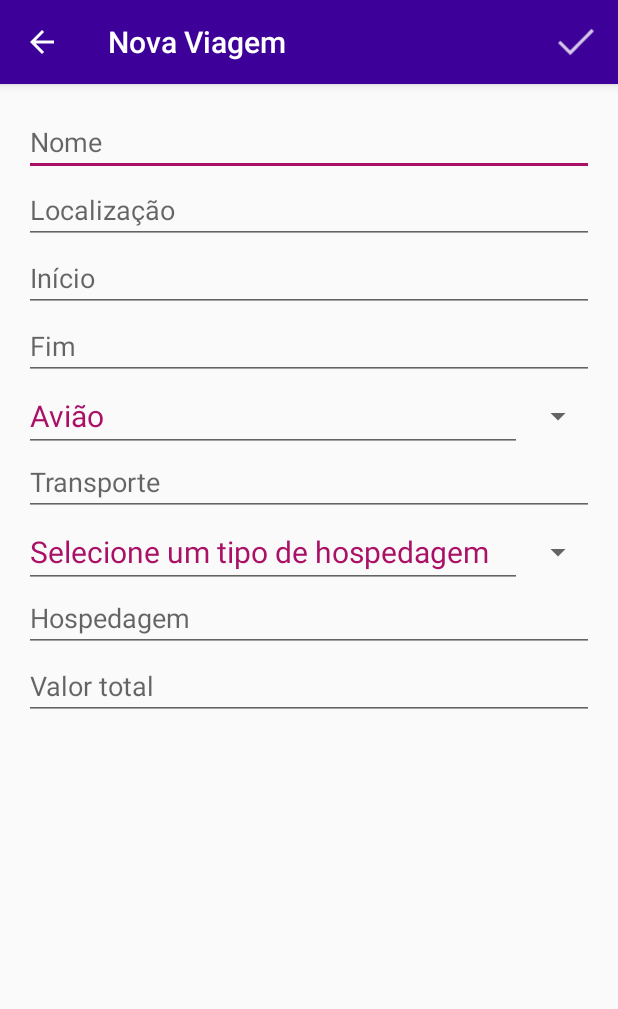
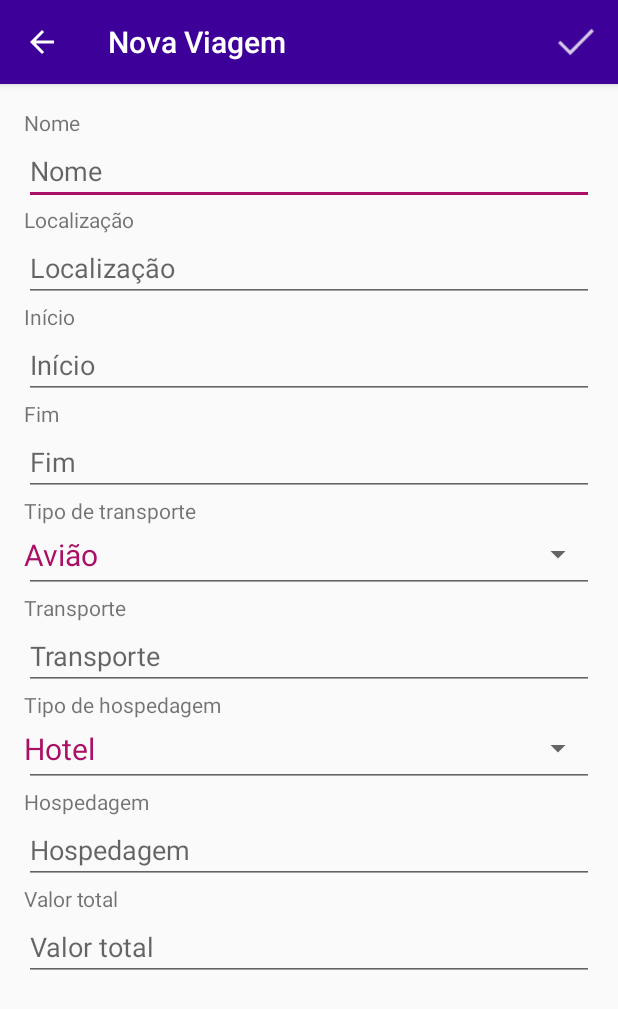
Before and after one commit to elcinho/projetotrip, an Android app: the ViagensNovoActivity screen opened directly, with no data from a screen before it, on a phone screen of 412 x 824 dp. Shown: the top 1009 px of the screen. Run offline under Robolectric (Android 15) with nearby library versions, the phone set to English and light mode, and no system bars.

Commit message:
Spinner Viagens Novo - finalizado

```diff
--- a/app/src/main/java/libelulati/tripctrl/BancoDados/BancoDados.java
+++ b/app/src/main/java/libelulati/tripctrl/BancoDados/BancoDados.java
@@ -36,7 +36,6 @@ public class BancoDados extends SQLiteOpenHelper{
         db.execSQL(DBInsertTabelas.getInsertTabelaCategoriasHospedagem());
         db.execSQL(DBInsertTabelas.getInsertTabelaCategoriasCompras());
         //TIPO HOSPEDAGEM
-        db.execSQL(DBInsertTabelas.getInsertTabelaTiposhospedagemHint());
         db.execSQL(DBInsertTabelas.getInsertTabelaTiposhospedagemHotel());
         db.execSQL(DBInsertTabelas.getInsertTabelaTiposhospedagemHostel());
         db.execSQL(DBInsertTabelas.getInsertTabelaTiposhospedagemPousada());
@@ -45,7 +44,6 @@ public class BancoDados extends SQLiteOpenHelper{
         db.execSQL(DBInsertTabelas.getInsertTabelaTiposhospedagemAlugado());
         db.execSQL(DBInsertTabelas.getInsertTabelaTiposhospedagemOutro());
         //TIPO PAGAMENTO
-        db.execSQL(DBInsertTabelas.getInsertTabelaTipospagamentoHint());
         db.execSQL(DBInsertTabelas.getInsertTabelaTipospagamentoDinheiro());
         db.execSQL(DBInsertTabelas.getInsertTabelaTipospagamentoCc());
         db.execSQL(DBInsertTabelas.getInsertTabelaTipospagamentoCd());
@@ -53,7 +51,6 @@ public class BancoDados extends SQLiteOpenHelper{
         db.execSQL(DBInsertTabelas.getInsertTabelaTipospagamentoTerceiros());
         db.execSQL(DBInsertTabelas.getInsertTabelaTipospagamentoOutro());
         //TIPO TRANSPORTE
-        db.execSQL(DBInsertTabelas.getInsertTabelaTipostransporteHint());
         db.execSQL(DBInsertTabelas.getInsertTabelaTipostransporteAviao());
         db.execSQL(DBInsertTabelas.getInsertTabelaTipostransporteNavio());
         db.execSQL(DBInsertTabelas.getInsertTabelaTipostransporteOnibus());
--- a/app/src/main/java/libelulati/tripctrl/BancoDados/DBInsertTabelas.java
+++ b/app/src/main/java/libelulati/tripctrl/BancoDados/DBInsertTabelas.java
@@ -8,7 +8,6 @@ public class DBInsertTabelas {
         private static final String INSERT_TABELA_CATEGORIAS_LAZER =  "insert into categorias(ca_nome) values ('LAZER')";
         private static final String INSERT_TABELA_CATEGORIAS_COMPRAS = "insert into categorias(ca_nome) values ('COMPRAS')";
 
-        private static final String INSERT_TABELA_TIPOSHOSPEDAGEM_HINT = "insert into tiposhospedagem(ho_nome) values ('Selecione um tipo de hospedagem')";
         private static final String INSERT_TABELA_TIPOSHOSPEDAGEM_HOTEL = "insert into tiposhospedagem(ho_nome) values ('Hotel')";
         private static final String INSERT_TABELA_TIPOSHOSPEDAGEM_HOSTEL = "insert into tiposhospedagem(ho_nome) values ('Hostel')";
         private static final String INSERT_TABELA_TIPOSHOSPEDAGEM_POUSADA = "insert into tiposhospedagem(ho_nome) values ('Pousada')";
@@ -17,7 +16,6 @@ public class DBInsertTabelas {
         private static final String INSERT_TABELA_TIPOSHOSPEDAGEM_PROPRIO =  "insert into tiposhospedagem(ho_nome) values ('Próprio')";
         private static final String INSERT_TABELA_TIPOSHOSPEDAGEM_OUTRO = "insert into tiposhospedagem(ho_nome) values ('Outro')";
 
-        private static final String INSERT_TABELA_TIPOSPAGAMENTO_HINT = "insert into tiposhospedagem(ho_nome) values ('Selecione um tipo de pagamento')";
         private static final String INSERT_TABELA_TIPOSPAGAMENTO_DINHEIRO = "insert into tipospagamento (tp_nome) values ('Dinheiro')";
         private static final String INSERT_TABELA_TIPOSPAGAMENTO_CC = "insert into tipospagamento (tp_nome) values ('Cartão de Crédito')";
         private static final String INSERT_TABELA_TIPOSPAGAMENTO_CD = "insert into tipospagamento (tp_nome) values ('Cartão de Débito')";
@@ -25,7 +23,6 @@ public class DBInsertTabelas {
         private static final String INSERT_TABELA_TIPOSPAGAMENTO_TERCEIROS =  "insert into tipospagamento (tp_nome) values ('Terceiros')";
         private static final String INSERT_TABELA_TIPOSPAGAMENTO_OUTRO =  "insert into tipospagamento (tp_nome) values ('Outro')";
 
-        private static final String INSERT_TABELA_TIPOSTRANSPORTE_HINT = "insert into tiposhospedagem(ho_nome) values ('Selecione um tipo de transporte')";
         private static final String INSERT_TABELA_TIPOSTRANSPORTE_AVIAO = "insert into tipostransporte(tr_nome) values ('Avião')";
         private static final String INSERT_TABELA_TIPOSTRANSPORTE_NAVIO =  "insert into tipostransporte(tr_nome) values ('Navio')";
         private static final String INSERT_TABELA_TIPOSTRANSPORTE_ONIBUS =  "insert into tipostransporte(tr_nome) values ('Ônibus')";
@@ -143,15 +140,4 @@ public class DBInsertTabelas {
                 return INSERT_TABELA_USUARIO_GERAL;
         }
 
-        public static String getInsertTabelaTiposhospedagemHint() {
-                return INSERT_TABELA_TIPOSHOSPEDAGEM_HINT;
-        }
-
-        public static String getInsertTabelaTipospagamentoHint() {
-                return INSERT_TABELA_TIPOSPAGAMENTO_HINT;
-        }
-
-        public static String getInsertTabelaTipostransporteHint() {
-                return INSERT_TABELA_TIPOSTRANSPORTE_HINT;
-        }
 }
--- a/app/src/main/java/libelulati/tripctrl/Viagens/ViagensNovoActivity.java
+++ b/app/src/main/java/libelulati/tripctrl/Viagens/ViagensNovoActivity.java
@@ -4,6 +4,7 @@ import android.app.DatePickerDialog;
 import android.app.Dialog;
 import android.content.Context;
 import android.os.Bundle;
+import android.support.annotation.IdRes;
 import android.support.v4.app.DialogFragment;
 import android.support.v4.app.NavUtils;
 import android.support.v7.app.AppCompatActivity;
@@ -67,33 +68,30 @@ public class ViagensNovoActivity extends AppCompatActivity {
 
         vi_dtinicio.setInputType(InputType.TYPE_NULL);
         vi_dtfim.setInputType(InputType.TYPE_NULL);
+        vi_tipotransporte.setInputType(InputType.TYPE_NULL);
+        vi_tipohospedagem.setInputType(InputType.TYPE_NULL);
 
         preencherSpinner(listatipotransporte, vi_sp_tptransporte);
-        vi_sp_tptransporte.setOnItemSelectedListener(new AdapterView.OnItemSelectedListener() {
+        vi_tipotransporte.setOnFocusChangeListener(new View.OnFocusChangeListener() {
             @Override
-            public void onItemSelected(AdapterView<?> parent, View view, int position, long id) {
-                vi_tipotransporte.setText(parent.getItemAtPosition(position).toString());
-            }
-
-            @Override
-            public void onNothingSelected(AdapterView<?> parent) {
-
+            public void onFocusChange(View v, boolean hasFocus) {
+                if (hasFocus) {
+                    selecionartptransporte();
+                    ((InputMethodManager) getSystemService(Context.INPUT_METHOD_SERVICE)).hideSoftInputFromWindow(vi_tipotransporte.getWindowToken(), InputMethodManager.HIDE_NOT_ALWAYS);
+                }
             }
         });
 
         preencherSpinner(listatipohospedagem, vi_sp_tphospedagem);
-       vi_sp_tphospedagem.setOnItemSelectedListener(new AdapterView.OnItemSelectedListener() {
-           @Override
-           public void onItemSelected(AdapterView<?> parent, View view, int position, long id) {
-               vi_tipohospedagem.setText(parent.getItemAtPosition(position).toString());
-           }
-
-           @Override
-           public void onNothingSelected(AdapterView<?> parent) {
-
-           }
-       });
-
+        vi_tipohospedagem.setOnFocusChangeListener(new View.OnFocusChangeListener() {
+            @Override
+            public void onFocusChange(View v, boolean hasFocus) {
+                if (hasFocus) {
+                    selecionartphospedagem();
+                    ((InputMethodManager) getSystemService(Context.INPUT_METHOD_SERVICE)).hideSoftInputFromWindow(vi_tipohospedagem.getWindowToken(), InputMethodManager.HIDE_NOT_ALWAYS);
+                }
+            }
+        });
 
         vi_nome.setOnFocusChangeListener(new View.OnFocusChangeListener() {
             @Override
@@ -180,6 +178,9 @@ public class ViagensNovoActivity extends AppCompatActivity {
     }
 
     public void salvar(){
+
+        vi_valortotal.clearFocus();
+
         Viagens viagens = new Viagens();
 
         viagens.setUs_id(usuario);
@@ -205,7 +206,7 @@ public class ViagensNovoActivity extends AppCompatActivity {
             finish();
         }
         else{
-            Toast.makeText(context, context.getResources().getString(R.string.campos_invalidos) + " " + context.getResources().getString(R.string.registro_nao_salvo) + ".", Toast.LENGTH_LONG).show();
+            Toast.makeText(context, context.getResources().getString(R.string.campos_invalidos) + ". " + context.getResources().getString(R.string.registro_nao_salvo) + ".", Toast.LENGTH_LONG).show();
         }
     }
 
@@ -213,6 +214,34 @@ public class ViagensNovoActivity extends AppCompatActivity {
         ArrayAdapter<String> adapter = new ArrayAdapter<String>(context, R.layout.spinner_custom, lista);
         adapter.setDropDownViewResource(R.layout.spinner_drop_custom);
         spinner.setAdapter(adapter);
+    }
+
+    public void selecionartptransporte(){
+        vi_sp_tptransporte.setOnItemSelectedListener(new AdapterView.OnItemSelectedListener() {
+            @Override
+            public void onItemSelected(AdapterView<?> parent, View view, int position, long id) {
+                vi_tipotransporte.setText(parent.getItemAtPosition(position).toString());
+            }
+
+            @Override
+            public void onNothingSelected(AdapterView<?> parent) {
+
+            }
+        });
+    }
+
+    public void selecionartphospedagem(){
+        vi_sp_tphospedagem.setOnItemSelectedListener(new AdapterView.OnItemSelectedListener() {
+            @Override
+            public void onItemSelected(AdapterView<?> parent, View view, int position, long id) {
+                vi_tipohospedagem.setText(parent.getItemAtPosition(position).toString());
+            }
+
+            @Override
+            public void onNothingSelected(AdapterView<?> parent) {
+
+            }
+        });
     }
 
     public void verificarnome(){
--- a/app/src/main/res/layout/content_viagens_novo.xml
+++ b/app/src/main/res/layout/content_viagens_novo.xml
@@ -22,45 +22,84 @@
             android:layout_height="wrap_content"
             android:orientation="vertical">
 
+            <TextView
+                android:layout_width="wrap_content"
+                android:layout_height="wrap_content"
+                android:text="@string/nome"
+                android:id="@+id/tx_vin_nome" />
+
             <EditText
                 android:id="@+id/ed_vin_nome"
                 android:layout_width="fill_parent"
                 android:layout_height="wrap_content"
                 android:layout_alignParentEnd="true"
                 android:layout_alignParentLeft="true"
+                android:layout_alignParentStart="true"
                 android:layout_alignParentRight="true"
-                android:layout_alignParentStart="true"
-                android:layout_alignParentTop="true"
+                android:layout_below="@+id/tx_vin_nome"
                 android:hint="@string/nome"
                 android:inputType="textAutoComplete|textCapWords"
                 android:textColor="@color/colorAccent" />
+
+            <TextView
+                android:layout_width="wrap_content"
+                android:layout_height="wrap_content"
+                android:text="@string/localizacao"
+                android:id="@+id/tx_vin_localizacao"
+                android:layout_alignEnd="@+id/ed_vin_nome"
+                android:layout_alignParentLeft="true"
+                android:layout_alignParentStart="true"
+                android:layout_alignRight="@+id/ed_vin_nome"
+                android:layout_below="@+id/ed_vin_nome"/>
 
             <EditText
                 android:id="@+id/ed_vin_localizacao"
                 android:layout_width="fill_parent"
                 android:layout_height="wrap_content"
-                android:layout_alignEnd="@+id/ed_vin_nome"
+                android:layout_alignEnd="@+id/tx_vin_localizacao"
                 android:layout_alignParentLeft="true"
                 android:layout_alignParentStart="true"
-                android:layout_alignRight="@+id/ed_vin_nome"
-                android:layout_below="@+id/ed_vin_nome"
+                android:layout_alignRight="@+id/tx_vin_localizacao"
+                android:layout_below="@+id/tx_vin_localizacao"
                 android:hint="@string/localizacao"
                 android:inputType="textAutoComplete|textCapWords"
                 android:textColor="@color/colorAccent" />
+
+            <TextView
+                android:layout_width="wrap_content"
+                android:layout_height="wrap_content"
+                android:text="@string/dtinicio"
+                android:id="@+id/tx_vin_dtini"
+                android:layout_alignEnd="@+id/ed_vin_localizacao"
+                android:layout_alignParentLeft="true"
+                android:layout_alignParentStart="true"
+                android:layout_alignRight="@+id/ed_vin_localizacao"
+                android:layout_below="@+id/ed_vin_localizacao"/>
 
             <EditText
                 android:id="@+id/ed_vin_inicio"
                 android:layout_width="fill_parent"
                 android:layout_height="wrap_content"
-                android:layout_alignEnd="@+id/ed_vin_localizacao"
+                android:layout_alignEnd="@+id/tx_vin_dtini"
                 android:layout_alignParentLeft="true"
                 android:layout_alignParentStart="true"
-                android:layout_alignRight="@+id/ed_vin_localizacao"
-                android:layout_below="@+id/ed_vin_localizacao"
+                android:layout_alignRight="@+id/tx_vin_dtini"
+                android:layout_below="@+id/tx_vin_dtini"
                 android:hint="@string/dtinicio"
                 android:inputType="date"
                 android:textColor="@color/colorAccent"
                 android:onClick="showDatePickerDialog_vin_dtini"/>
+
+            <TextView
+                android:layout_width="wrap_content"
+                android:layout_height="wrap_content"
+                android:text="@string/dtfim"
+                android:id="@+id/tx_vin_dtfim"
+                android:layout_alignParentEnd="true"
+                android:layout_alignParentLeft="true"
+                android:layout_alignParentRight="true"
+                android:layout_alignParentStart="true"
+                android:layout_below="@+id/ed_vin_inicio"/>
 
             <EditText
                 android:id="@+id/ed_vin_fim"
@@ -70,24 +109,34 @@
                 android:layout_alignParentLeft="true"
                 android:layout_alignParentRight="true"
                 android:layout_alignParentStart="true"
-                android:layout_below="@+id/ed_vin_inicio"
+                android:layout_below="@+id/tx_vin_dtfim"
                 android:hint="@string/dtfim"
                 android:inputType="date"
                 android:textColor="@color/colorAccent"
                 android:onClick="showDatePickerDialog_vin_dtfim"/>
 
+            <TextView
+                android:layout_width="wrap_content"
+                android:layout_height="wrap_content"
+                android:text="@string/tipotransporte"
+                android:id="@+id/tx_vin_tptransporte"
+                android:layout_alignEnd="@+id/ed_vin_fim"
+                android:layout_alignParentLeft="true"
+                android:layout_alignParentStart="true"
+                android:layout_alignRight="@+id/ed_vin_fim"
+                android:layout_below="@+id/ed_vin_fim"/>
+
             <EditText
                 android:id="@+id/ed_vin_tipotransporte"
                 android:layout_width="fill_parent"
                 android:layout_height="wrap_content"
-                android:layout_alignEnd="@+id/ed_vin_fim"
+                android:layout_alignEnd="@+id/tx_vin_tptransporte"
                 android:layout_alignParentLeft="true"
                 android:layout_alignParentStart="true"
-                android:layout_alignRight="@+id/ed_vin_fim"
-                android:layout_below="@+id/ed_vin_fim"
+                android:layout_alignRight="@+id/tx_vin_tptransporte"
+                android:layout_below="@+id/tx_vin_tptransporte"
                 android:inputType="textAutoComplete|textCapWords"
-                android:textColor="@color/colorAccent"
-                android:visibility="invisible"/>
+                android:textColor="@color/colorBranco"/>
 
             <Spinner
                 android:layout_width="match_parent"
@@ -95,45 +144,78 @@
                 android:id="@+id/sp_vin_tptransporte"
                 android:layout_alignParentLeft="true"
                 android:layout_alignParentStart="true"
-                android:layout_alignRight="@+id/ed_vin_fim"
-                android:layout_below="@+id/ed_vin_fim"
-                android:prompt="@string/spinner" />
+                android:layout_alignRight="@+id/tx_vin_tptransporte"
+                android:layout_below="@+id/tx_vin_tptransporte"
+                android:layout_marginTop="6dp"/>
+
+            <TextView
+                android:layout_width="wrap_content"
+                android:layout_height="wrap_content"
+                android:text="@string/transporte"
+                android:id="@+id/tx_vin_transporte"
+                android:layout_alignEnd="@+id/ed_vin_tipotransporte"
+                android:layout_alignParentLeft="true"
+                android:layout_alignParentStart="true"
+                android:layout_alignRight="@+id/ed_vin_tipotransporte"
+                android:layout_below="@+id/ed_vin_tipotransporte"/>
 
             <EditText
                 android:id="@+id/ed_vin_transporte"
                 android:layout_width="fill_parent"
                 android:layout_height="wrap_content"
-                android:layout_alignEnd="@+id/ed_vin_tipotransporte"
+                android:layout_alignEnd="@+id/tx_vin_transporte"
                 android:layout_alignParentLeft="true"
                 android:layout_alignParentStart="true"
-                android:layout_alignRight="@+id/ed_vin_tipotransporte"
-                android:layout_below="@+id/ed_vin_tipotransporte"
+                android:layout_alignRight="@+id/tx_vin_transporte"
+                android:layout_below="@+id/tx_vin_transporte"
                 android:hint="@string/transporte"
                 android:inputType="textAutoComplete|textCapWords"
                 android:textColor="@color/colorAccent" />
+
+            <TextView
+                android:layout_width="wrap_content"
+                android:layout_height="wrap_content"
+                android:text="@string/tipohospedagem"
+                android:id="@+id/tx_vin_tphospedagem"
+                android:layout_alignEnd="@+id/ed_vin_transporte"
+                android:layout_alignParentLeft="true"
+                android:layout_alignParentStart="true"
+                android:layout_alignRight="@+id/ed_vin_transporte"
+                android:layout_below="@+id/ed_vin_transporte"/>
 
             <EditText
                 android:id="@+id/ed_vin_tipohospedagem"
                 android:layout_width="fill_parent"
                 android:layout_height="wrap_content"
-                android:layout_alignEnd="@+id/ed_vin_transporte"
+                android:layout_alignEnd="@+id/tx_vin_tphospedagem"
                 android:layout_alignParentLeft="true"
                 android:layout_alignParentStart="true"
-                android:layout_alignRight="@+id/ed_vin_transporte"
-                android:layout_below="@+id/ed_vin_transporte"
-                android:hint="@string/tipohospedagem"
+                android:layout_alignRight="@+id/tx_vin_tphospedagem"
+                android:layout_below="@+id/tx_vin_tphospedagem"
                 android:inputType="textAutoComplete|textCapWords"
-                android:textColor="@color/colorAccent"
-                android:visibility="invisible"/>
+                android:textColor="@color/colorBranco"/>
 
             <Spinner
                 android:layout_width="match_parent"
                 android:layout_height="wrap_content"
                 android:id="@+id/sp_vin_tphospedagem"
+                android:layout_alignEnd="@+id/tx_vin_tphospedagem"
                 android:layout_alignParentLeft="true"
                 android:layout_alignParentStart="true"
-                android:layout_alignRight="@+id/ed_vin_transporte"
-                android:layout_below="@+id/ed_vin_transporte"/>
+                android:layout_alignRight="@+id/tx_vin_tphospedagem"
+                android:layout_below="@+id/tx_vin_tphospedagem"
+                android:layout_marginTop="6dp"/>
+
+            <TextView
+                android:layout_width="wrap_content"
+                android:layout_height="wrap_content"
+                android:text="@string/hospedagem"
+                android:id="@+id/tx_vin_hospedagem"
+                android:layout_alignEnd="@+id/ed_vin_tipohospedagem"
+                android:layout_alignParentLeft="true"
+                android:layout_alignParentStart="true"
+                android:layout_alignRight="@+id/ed_vin_tipohospedagem"
+                android:layout_below="@+id/ed_vin_tipohospedagem"/>
 
             <EditText
                 android:id="@+id/ed_vin_hospedagem"
@@ -142,21 +224,32 @@
                 android:layout_alignEnd="@+id/ed_vin_tipohospedagem"
                 android:layout_alignParentLeft="true"
                 android:layout_alignParentStart="true"
-                android:layout_alignRight="@+id/ed_vin_tipohospedagem"
-                android:layout_below="@+id/ed_vin_tipohospedagem"
+                android:layout_alignRight="@+id/tx_vin_hospedagem"
+                android:layout_below="@+id/tx_vin_hospedagem"
                 android:hint="@string/hospedagem"
                 android:inputType="textAutoComplete|textCapWords"
                 android:textColor="@color/colorAccent" />
+
+            <TextView
+                android:layout_width="wrap_content"
+                android:layout_height="wrap_content"
+                android:text="@string/valortotal"
+                android:id="@+id/tx_vin_valortotal"
+                android:layout_alignEnd="@+id/ed_vin_hospedagem"
+                android:layout_alignParentLeft="true"
+                android:layout_alignParentStart="true"
+                android:layout_alignRight="@+id/ed_vin_hospedagem"
+                android:layout_below="@+id/ed_vin_hospedagem"/>
 
             <EditText
                 android:id="@+id/ed_vin_valortotal"
                 android:layout_width="fill_parent"
                 android:layout_height="wrap_content"
-                android:layout_alignEnd="@+id/ed_vin_hospedagem"
+                android:layout_alignEnd="@+id/tx_vin_valortotal"
                 android:layout_alignParentLeft="true"
                 android:layout_alignParentStart="true"
-                android:layout_alignRight="@+id/ed_vin_hospedagem"
-                android:layout_below="@+id/ed_vin_hospedagem"
+                android:layout_alignRight="@+id/tx_vin_valortotal"
+                android:layout_below="@+id/tx_vin_valortotal"
                 android:hint="@string/valortotal"
                 android:inputType="numberDecimal"
                 android:textColor="@color/colorAccent" />
--- a/app/src/main/res/layout/spinner_custom.xml
+++ b/app/src/main/res/layout/spinner_custom.xml
@@ -1,5 +1,5 @@
-<EditText xmlns:android="http://schemas.android.com/apk/res/android"
-    android:id="@android:id/text1"
+<TextView xmlns:android="http://schemas.android.com/apk/res/android"
+    android:id="@+id/tx_spinner"
     android:layout_width="match_parent"
     android:layout_height="wrap_content"
     android:textSize="20dp"
--- a/app/src/main/res/layout/spinner_drop_custom.xml
+++ b/app/src/main/res/layout/spinner_drop_custom.xml
@@ -1,9 +1,9 @@
 <?xml version="1.0" encoding="utf-8"?>
 <CheckedTextView xmlns:android="http://schemas.android.com/apk/res/android"
-    android:id="@android:id/text1"
+    android:id="@+id/tx_spinner_itens"
     style="?android:attr/spinnerDropDownItemStyle"
     android:singleLine="true"
     android:layout_width="match_parent"
-    android:layout_height="?android:attr/listPreferredItemHeight"
+    android:layout_height="35dp"
     android:ellipsize="marquee"
     android:textColor="@color/colorPrimary"/>
--- a/app/src/main/res/values/strings.xml
+++ b/app/src/main/res/values/strings.xml
@@ -80,7 +80,6 @@
     <string name="tipotransporte">Tipo de transporte</string>
     <string name="transporte">Transporte</string>
     <string name="valortotal">Valor total</string>
-    <string name="spinner">TESTANDO O QUE É ISSO</string>
 
     <!-- TABELAS -->
     <string name="categoria">Categoria</string>
```
Also changed, not shown: 1 other file.
